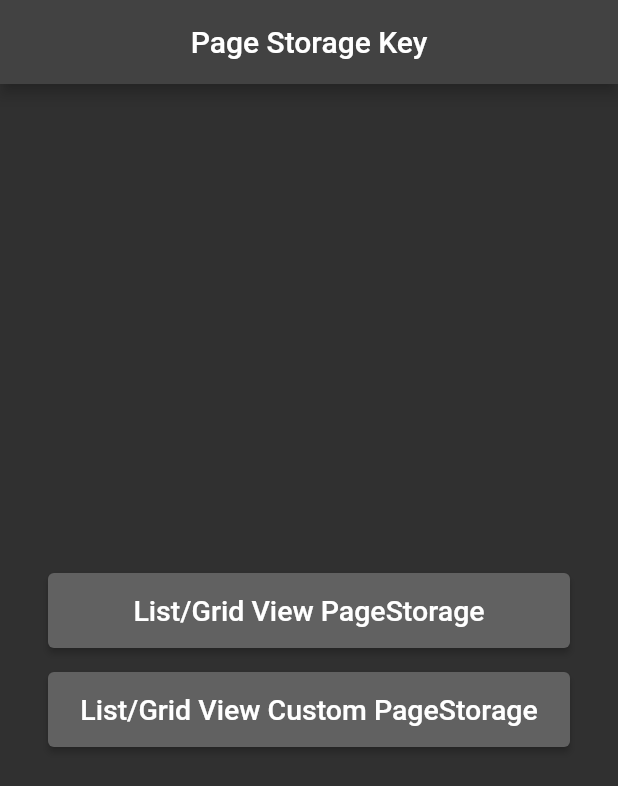
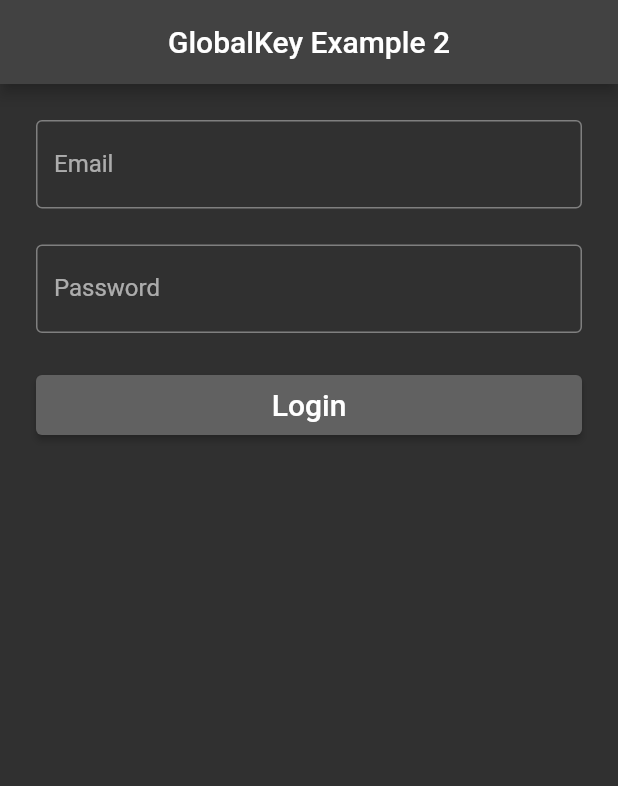
Before and after one commit to Zhorenty/articles, a Flutter app: the screen it shows after launch, on a phone screen of 412 x 824 dp. Shown: the top 786 px of the screen. Run offline on Flutter 3.47's test engine with Material 2 defaults, Android fonts, the phone set to English and light mode, and no system bars.

Commit message:
global_key

```diff
--- /dev/null
+++ b/lib/global_key2.dart
@@ -0,0 +1,115 @@
+import 'dart:developer';
+
+import 'package:flutter/material.dart';
+
+import 'helper.dart';
+
+class GlobalKeyExampleTwo extends StatefulWidget {
+  const GlobalKeyExampleTwo({Key? key}) : super(key: key);
+
+  @override
+  _GlobalKeyExampleTwoState createState() => _GlobalKeyExampleTwoState();
+}
+
+class _GlobalKeyExampleTwoState extends State<GlobalKeyExampleTwo> {
+  final formKey = GlobalKey<FormState>();
+
+  bool isSignedIn = false;
+  String email = '';
+  String password = '';
+
+  @override
+  Widget build(BuildContext context) => Scaffold(
+        appBar: AppBar(
+          title: const Text('GlobalKey Example 2'),
+          centerTitle: true,
+        ),
+        body: isSignedIn ? buildHome() : buildLogin(),
+      );
+
+  Widget buildLogin() => Form(
+        key: formKey,
+        child: ListView(
+          padding: const EdgeInsets.all(24),
+          children: <Widget>[
+            TextFormField(
+              decoration: const InputDecoration(
+                labelText: 'Email',
+                border: OutlineInputBorder(),
+              ),
+              validator: (value) => value != null && !value.contains('@')
+                  ? 'Not a Valid Email!'
+                  : null,
+              onSaved: (value) => email = value!,
+            ),
+            const SizedBox(height: 24),
+            TextFormField(
+              obscureText: true,
+              decoration: const InputDecoration(
+                labelText: 'Password',
+                border: OutlineInputBorder(),
+              ),
+              validator: (value) => value != null && value.length < 3
+                  ? 'Password needs 3 characters.'
+                  : null,
+              onSaved: (value) => password = value!,
+            ),
+            const SizedBox(height: 24),
+            ElevatedButton(
+              style: ElevatedButton.styleFrom(
+                primary: Colors.grey[700],
+                minimumSize: const Size.fromHeight(40),
+              ),
+              onPressed: submit,
+              child: const FittedBox(
+                child: Text(
+                  'Login',
+                  style: TextStyle(fontSize: 20, color: Colors.white),
+                ),
+              ),
+            ),
+          ],
+        ),
+      );
+
+  Widget buildHome() => Container(
+        padding: const EdgeInsets.all(24),
+        alignment: Alignment.center,
+        child: Column(
+          mainAxisAlignment: MainAxisAlignment.center,
+          children: <Widget>[
+            const Text(
+              'Welcome',
+              style: TextStyle(fontSize: 48, fontWeight: FontWeight.bold),
+            ),
+            const SizedBox(height: 24),
+            TextRowWidget(title: 'Email', value: email),
+            TextRowWidget(title: 'Password', value: password),
+            const SizedBox(height: 24),
+            ElevatedButton(
+              style: ElevatedButton.styleFrom(
+                primary: Colors.grey[700],
+                minimumSize: const Size.fromHeight(40),
+              ),
+              child: const FittedBox(
+                child: Text(
+                  'Sign Out',
+                  style: TextStyle(fontSize: 20, color: Colors.white),
+                ),
+              ),
+              onPressed: () => setState(() => isSignedIn = false),
+            ),
+          ],
+        ),
+      );
+
+  void submit() {
+    final form = formKey.currentState!;
+    if (form.validate()) {
+      form.save();
+      log('Form valid: $email');
+
+      setState(() => isSignedIn = true);
+    }
+  }
+}
--- a/lib/main.dart
+++ b/lib/main.dart
@@ -1,76 +1,21 @@
 import 'package:flutter/material.dart';
-import 'package:new_udemy_course/persist_pagestorage.dart';
-
-import 'list_pagestorage.dart';
+import 'global_key1.dart';
+import 'global_key2.dart';
 
 void main() {
   runApp(const MyApp());
 }
 
 class MyApp extends StatelessWidget {
-  static const String title = 'Page Storage Key';
-
   const MyApp({Key? key}) : super(key: key);
 
   // This widget is the root of your application.
   @override
   Widget build(BuildContext context) {
     return MaterialApp(
-      title: title,
+      title: 'Flutter Demo',
       theme: ThemeData.dark(),
-      home: const MainPage(),
+      home: const GlobalKeyExampleTwo(),
     );
   }
 }
-
-class MainPage extends StatefulWidget {
-  const MainPage({Key? key}) : super(key: key);
-
-  @override
-  State<MainPage> createState() => _MainPageState();
-}
-
-class _MainPageState extends State<MainPage> {
-  @override
-  Widget build(BuildContext context) {
-    return Scaffold(
-      appBar: AppBar(
-        title: const Text(MyApp.title),
-        centerTitle: true,
-      ),
-      body: Center(
-        child: Padding(
-          padding: const EdgeInsets.all(32.0),
-          child: Column(
-            mainAxisAlignment: MainAxisAlignment.center,
-            children: [
-              ElevatedButton(
-                style: ElevatedButton.styleFrom(
-                  primary: Colors.grey[700],
-                  minimumSize: const Size.fromHeight(50),
-                ),
-                onPressed: () => Navigator.of(context).push(MaterialPageRoute(
-                  builder: (context) => const ListGridViewPageStorageKeyPage(),
-                )),
-                child: const Text('List/Grid View PageStorage',
-                    style: TextStyle(fontSize: 19)),
-              ),
-              const SizedBox(height: 16),
-              ElevatedButton(
-                style: ElevatedButton.styleFrom(
-                  primary: Colors.grey[700],
-                  minimumSize: const Size.fromHeight(50),
-                ),
-                onPressed: () => Navigator.of(context).push(MaterialPageRoute(
-                  builder: (context) => const PersistPageStorageKeyPage(),
-                )),
-                child: const Text('List/Grid View Custom PageStorage',
-                    style: TextStyle(fontSize: 19)),
-              ),
-            ],
-          ),
-        ),
-      ),
-    );
-  }
-}
```
Also changed, not shown: lib/global_key1.dart (added, +68 -0 lines), lib/helper.dart (added, +50 -0 lines), lib/list_pagestorage.dart (deleted, +0 -95 lines), lib/persist_pagestorage.dart (deleted, +0 -100 lines).
